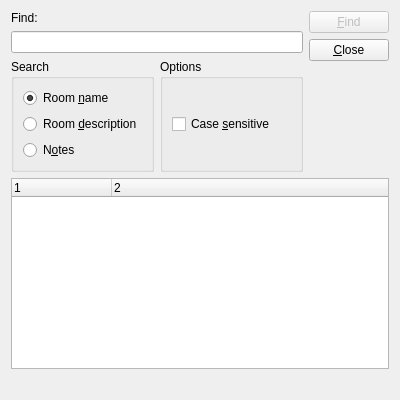
Above: src/finddialog.ui from zpc930/pandoramapper before the change. Below: the same form after it.
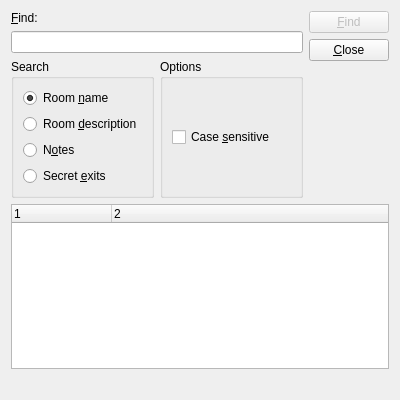
That is the form after the change.

Commit message: Add secret exits searching.

Patch:
```diff
--- a/src/finddialog.ui
+++ b/src/finddialog.ui
@@ -20,7 +20,10 @@
        <item>
         <widget class="QLabel" name="label" >
          <property name="text" >
-          <string>Find:</string>
+          <string>&amp;Find:</string>
+         </property>
+         <property name="buddy" >
+          <cstring>lineEdit</cstring>
          </property>
         </widget>
        </item>
@@ -59,6 +62,13 @@
               </property>
              </widget>
             </item>
+            <item>
+             <widget class="QRadioButton" name="exitsRadioButton" >
+              <property name="text" >
+               <string>Secret &amp;exits</string>
+              </property>
+             </widget>
+            </item>
            </layout>
           </widget>
          </item>
```
The commit also changes 3 other files.
